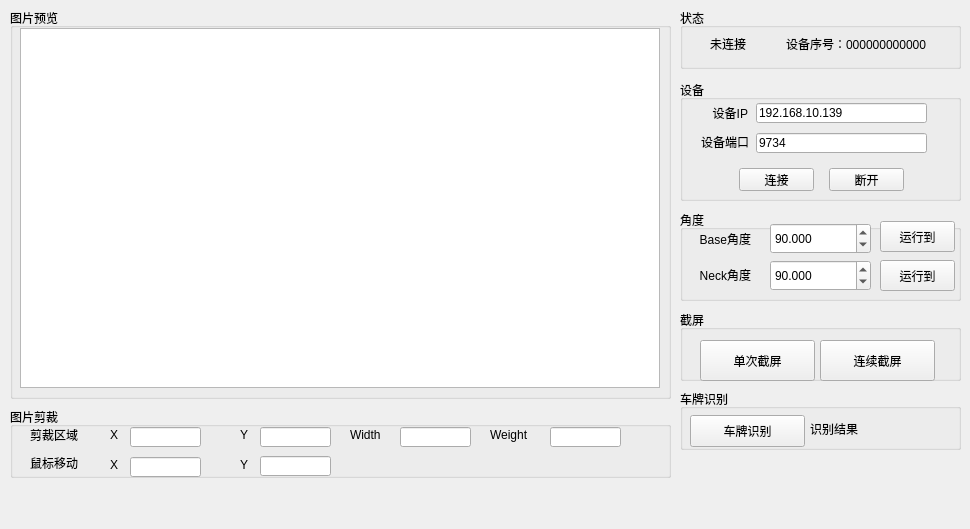
lorinx8/jfc-debugger-v2, file mainwindow.ui: the form before one commit.
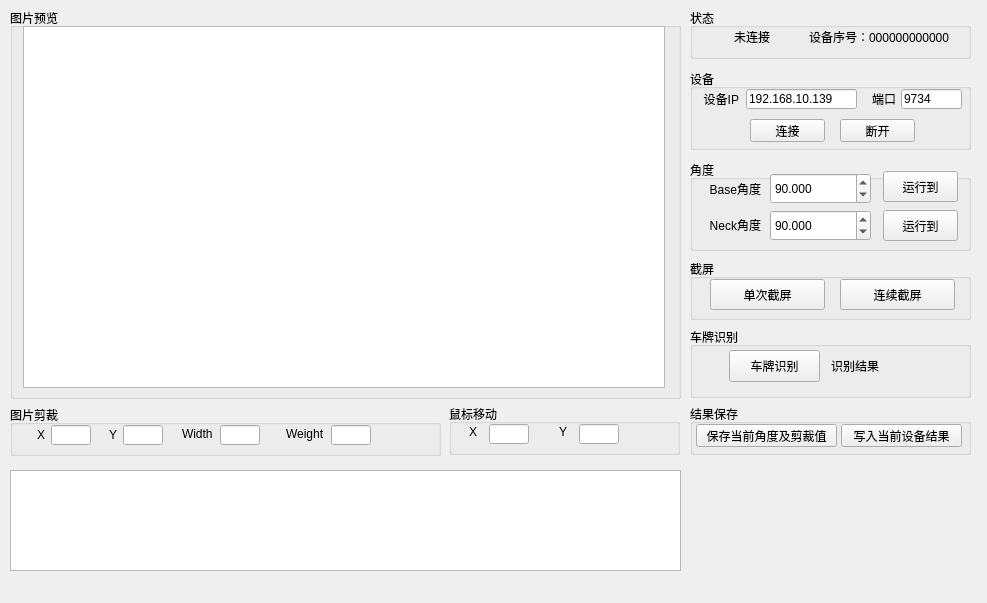
The form after the commit.

Patch:
```diff
--- a/mainwindow.ui
+++ b/mainwindow.ui
@@ -6,8 +6,8 @@
    <rect>
     <x>0</x>
     <y>0</y>
-    <width>970</width>
-    <height>529</height>
+    <width>987</width>
+    <height>603</height>
    </rect>
   </property>
   <property name="windowTitle">
@@ -17,10 +17,10 @@
    <widget class="QGroupBox" name="groupBox">
     <property name="geometry">
      <rect>
-      <x>680</x>
-      <y>80</y>
+      <x>690</x>
+      <y>69</y>
       <width>281</width>
-      <height>121</height>
+      <height>81</height>
      </rect>
     </property>
     <property name="title">
@@ -29,9 +29,9 @@
     <widget class="QLineEdit" name="lineEdit_srvPort">
      <property name="geometry">
       <rect>
-       <x>76</x>
-       <y>53</y>
-       <width>171</width>
+       <x>211</x>
+       <y>20</y>
+       <width>61</width>
        <height>20</height>
       </rect>
      </property>
@@ -45,9 +45,9 @@
     <widget class="QLineEdit" name="lineEdit_srvIp">
      <property name="geometry">
       <rect>
-       <x>76</x>
-       <y>23</y>
-       <width>171</width>
+       <x>56</x>
+       <y>20</y>
+       <width>111</width>
        <height>20</height>
       </rect>
      </property>
@@ -58,9 +58,9 @@
     <widget class="QLabel" name="label">
      <property name="geometry">
       <rect>
-       <x>7</x>
-       <y>23</y>
-       <width>61</width>
+       <x>8</x>
+       <y>20</y>
+       <width>41</width>
        <height>20</height>
       </rect>
      </property>
@@ -77,14 +77,14 @@
     <widget class="QLabel" name="label_2">
      <property name="geometry">
       <rect>
-       <x>18</x>
-       <y>52</y>
-       <width>51</width>
+       <x>175</x>
+       <y>20</y>
+       <width>31</width>
        <height>20</height>
       </rect>
      </property>
      <property name="text">
-      <string>设备端口</string>
+      <string>端口</string>
      </property>
      <property name="alignment">
       <set>Qt::AlignRight|Qt::AlignTrailing|Qt::AlignVCenter</set>
@@ -96,8 +96,8 @@
     <widget class="QPushButton" name="pushButton_srvConnect">
      <property name="geometry">
       <rect>
-       <x>59</x>
-       <y>88</y>
+       <x>60</x>
+       <y>50</y>
        <width>75</width>
        <height>23</height>
       </rect>
@@ -109,8 +109,8 @@
     <widget class="QPushButton" name="pushButton_srvDisConnect">
      <property name="geometry">
       <rect>
-       <x>149</x>
-       <y>88</y>
+       <x>150</x>
+       <y>50</y>
        <width>75</width>
        <height>23</height>
       </rect>
@@ -123,8 +123,8 @@
    <widget class="QGroupBox" name="groupBox_2">
     <property name="geometry">
      <rect>
-      <x>680</x>
-      <y>210</y>
+      <x>690</x>
+      <y>160</y>
       <width>281</width>
       <height>91</height>
      </rect>
@@ -176,7 +176,7 @@
     <widget class="QDoubleSpinBox" name="doubleSpinBox_baseAngle">
      <property name="geometry">
       <rect>
-       <x>90</x>
+       <x>80</x>
        <y>13</y>
        <width>101</width>
        <height>31</height>
@@ -201,7 +201,7 @@
     <widget class="QDoubleSpinBox" name="doubleSpinBox_neckAngle">
      <property name="geometry">
       <rect>
-       <x>90</x>
+       <x>80</x>
        <y>50</y>
        <width>101</width>
        <height>31</height>
@@ -223,7 +223,7 @@
     <widget class="QPushButton" name="pushButton_baseAngelRun">
      <property name="geometry">
       <rect>
-       <x>200</x>
+       <x>193</x>
        <y>11</y>
        <width>75</width>
        <height>31</height>
@@ -236,7 +236,7 @@
     <widget class="QPushButton" name="pushButton_neckAngleRun">
      <property name="geometry">
       <rect>
-       <x>200</x>
+       <x>193</x>
        <y>50</y>
        <width>75</width>
        <height>31</height>
@@ -251,9 +251,9 @@
     <property name="geometry">
      <rect>
       <x>10</x>
-      <y>407</y>
-      <width>661</width>
-      <height>71</height>
+      <y>405</y>
+      <width>431</width>
+      <height>51</height>
      </rect>
     </property>
     <property name="title">
@@ -262,8 +262,8 @@
     <widget class="QLabel" name="label_5">
      <property name="geometry">
       <rect>
-       <x>100</x>
-       <y>20</y>
+       <x>27</x>
+       <y>22</y>
        <width>16</width>
        <height>16</height>
       </rect>
@@ -275,8 +275,8 @@
     <widget class="QLabel" name="label_6">
      <property name="geometry">
       <rect>
-       <x>340</x>
-       <y>20</y>
+       <x>172</x>
+       <y>21</y>
        <width>31</width>
        <height>16</height>
       </rect>
@@ -288,8 +288,8 @@
     <widget class="QLabel" name="label_7">
      <property name="geometry">
       <rect>
-       <x>230</x>
-       <y>20</y>
+       <x>99</x>
+       <y>22</y>
        <width>16</width>
        <height>16</height>
       </rect>
@@ -301,8 +301,8 @@
     <widget class="QLabel" name="label_8">
      <property name="geometry">
       <rect>
-       <x>480</x>
-       <y>20</y>
+       <x>276</x>
+       <y>21</y>
        <width>41</width>
        <height>16</height>
       </rect>
@@ -314,9 +314,9 @@
     <widget class="QLineEdit" name="lineEdit_cropX">
      <property name="geometry">
       <rect>
-       <x>120</x>
+       <x>41</x>
        <y>20</y>
-       <width>71</width>
+       <width>40</width>
        <height>20</height>
       </rect>
      </property>
@@ -327,9 +327,9 @@
     <widget class="QLineEdit" name="lineEdit_cropY">
      <property name="geometry">
       <rect>
-       <x>250</x>
+       <x>113</x>
        <y>20</y>
-       <width>71</width>
+       <width>40</width>
        <height>20</height>
       </rect>
      </property>
@@ -340,9 +340,9 @@
     <widget class="QLineEdit" name="lineEdit_cropWidth">
      <property name="geometry">
       <rect>
-       <x>390</x>
+       <x>210</x>
        <y>20</y>
-       <width>71</width>
+       <width>40</width>
        <height>20</height>
       </rect>
      </property>
@@ -353,87 +353,9 @@
     <widget class="QLineEdit" name="lineEdit_cropWeight">
      <property name="geometry">
       <rect>
-       <x>540</x>
+       <x>321</x>
        <y>20</y>
-       <width>71</width>
-       <height>20</height>
-      </rect>
-     </property>
-     <property name="readOnly">
-      <bool>true</bool>
-     </property>
-    </widget>
-    <widget class="QLabel" name="label_11">
-     <property name="geometry">
-      <rect>
-       <x>20</x>
-       <y>20</y>
-       <width>59</width>
-       <height>16</height>
-      </rect>
-     </property>
-     <property name="text">
-      <string>剪裁区域</string>
-     </property>
-    </widget>
-    <widget class="QLabel" name="label_12">
-     <property name="geometry">
-      <rect>
-       <x>20</x>
-       <y>48</y>
-       <width>59</width>
-       <height>16</height>
-      </rect>
-     </property>
-     <property name="text">
-      <string>鼠标移动</string>
-     </property>
-    </widget>
-    <widget class="QLabel" name="label_13">
-     <property name="geometry">
-      <rect>
-       <x>100</x>
-       <y>50</y>
-       <width>16</width>
-       <height>16</height>
-      </rect>
-     </property>
-     <property name="text">
-      <string>X</string>
-     </property>
-    </widget>
-    <widget class="QLabel" name="label_14">
-     <property name="geometry">
-      <rect>
-       <x>230</x>
-       <y>50</y>
-       <width>16</width>
-       <height>16</height>
-      </rect>
-     </property>
-     <property name="text">
-      <string>Y</string>
-     </property>
-    </widget>
-    <widget class="QLineEdit" name="lineEdit_mouseX">
-     <property name="geometry">
-      <rect>
-       <x>120</x>
-       <y>50</y>
-       <width>71</width>
-       <height>20</height>
-      </rect>
-     </property>
-     <property name="readOnly">
-      <bool>true</bool>
-     </property>
-    </widget>
-    <widget class="QLineEdit" name="lineEdit_mouseY">
-     <property name="geometry">
-      <rect>
-       <x>250</x>
-       <y>49</y>
-       <width>71</width>
+       <width>40</width>
        <height>20</height>
       </rect>
      </property>
@@ -447,7 +369,7 @@
      <rect>
       <x>10</x>
       <y>8</y>
-      <width>661</width>
+      <width>671</width>
       <height>391</height>
      </rect>
     </property>
@@ -457,10 +379,10 @@
     <widget class="QGraphicsView" name="graphicsView">
      <property name="geometry">
       <rect>
-       <x>10</x>
-       <y>20</y>
-       <width>640</width>
-       <height>360</height>
+       <x>13</x>
+       <y>18</y>
+       <width>642</width>
+       <height>362</height>
       </rect>
      </property>
      <property name="baseSize">
@@ -477,10 +399,10 @@
    <widget class="QGroupBox" name="groupBox_5">
     <property name="geometry">
      <rect>
-      <x>680</x>
+      <x>690</x>
       <y>8</y>
       <width>281</width>
-      <height>61</height>
+      <height>51</height>
      </rect>
     </property>
     <property name="title">
@@ -489,8 +411,8 @@
     <widget class="QLabel" name="label_connState">
      <property name="geometry">
       <rect>
-       <x>30</x>
-       <y>30</y>
+       <x>44</x>
+       <y>23</y>
        <width>54</width>
        <height>12</height>
       </rect>
@@ -502,8 +424,8 @@
     <widget class="QLabel" name="label_serial">
      <property name="geometry">
       <rect>
-       <x>106</x>
-       <y>28</y>
+       <x>119</x>
+       <y>21</y>
        <width>141</width>
        <height>16</height>
       </rect>
@@ -516,10 +438,10 @@
    <widget class="QGroupBox" name="groupBox_6">
     <property name="geometry">
      <rect>
-      <x>680</x>
-      <y>310</y>
+      <x>690</x>
+      <y>259</y>
       <width>281</width>
-      <height>71</height>
+      <height>61</height>
      </rect>
     </property>
     <property name="title">
@@ -529,9 +451,9 @@
      <property name="geometry">
       <rect>
        <x>20</x>
-       <y>30</y>
+       <y>20</y>
        <width>115</width>
-       <height>41</height>
+       <height>31</height>
       </rect>
      </property>
      <property name="text">
@@ -541,10 +463,10 @@
     <widget class="QPushButton" name="pushButton_continuousScreenShot">
      <property name="geometry">
       <rect>
-       <x>140</x>
-       <y>30</y>
+       <x>150</x>
+       <y>20</y>
        <width>115</width>
-       <height>41</height>
+       <height>31</height>
       </rect>
      </property>
      <property name="text">
@@ -555,10 +477,10 @@
    <widget class="QGroupBox" name="groupBox_7">
     <property name="geometry">
      <rect>
-      <x>680</x>
-      <y>389</y>
+      <x>690</x>
+      <y>327</y>
       <width>281</width>
-      <height>61</height>
+      <height>71</height>
      </rect>
     </property>
     <property name="title">
@@ -567,9 +489,9 @@
     <widget class="QPushButton" name="pushButton_plateCheck">
      <property name="geometry">
       <rect>
-       <x>10</x>
-       <y>26</y>
-       <width>115</width>
+       <x>39</x>
+       <y>23</y>
+       <width>91</width>
        <height>32</height>
       </rect>
      </property>
@@ -580,9 +502,9 @@
     <widget class="QLabel" name="label_plateResult">
      <property name="geometry">
       <rect>
-       <x>130</x>
-       <y>32</y>
-       <width>59</width>
+       <x>141</x>
+       <y>31</y>
+       <width>131</width>
        <height>16</height>
       </rect>
      </property>
@@ -591,6 +513,120 @@
      </property>
     </widget>
    </widget>
+   <widget class="QGroupBox" name="groupBox_8">
+    <property name="geometry">
+     <rect>
+      <x>449</x>
+      <y>404</y>
+      <width>231</width>
+      <height>51</height>
+     </rect>
+    </property>
+    <property name="title">
+     <string>鼠标移动</string>
+    </property>
+    <widget class="QLineEdit" name="lineEdit_mouseY">
+     <property name="geometry">
+      <rect>
+       <x>130</x>
+       <y>20</y>
+       <width>40</width>
+       <height>20</height>
+      </rect>
+     </property>
+     <property name="readOnly">
+      <bool>true</bool>
+     </property>
+    </widget>
+    <widget class="QLineEdit" name="lineEdit_mouseX">
+     <property name="geometry">
+      <rect>
+       <x>40</x>
+       <y>20</y>
+       <width>40</width>
+       <height>20</height>
+      </rect>
+     </property>
+     <property name="readOnly">
+      <bool>true</bool>
+     </property>
+    </widget>
+    <widget class="QLabel" name="label_13">
+     <property name="geometry">
+      <rect>
+       <x>20</x>
+       <y>20</y>
+       <width>16</width>
+       <height>16</height>
+      </rect>
+     </property>
+     <property name="text">
+      <string>X</string>
+     </property>
+    </widget>
+    <widget class="QLabel" name="label_14">
+     <property name="geometry">
+      <rect>
+       <x>110</x>
+       <y>20</y>
+       <width>16</width>
+       <height>16</height>
+      </rect>
+     </property>
+     <property name="text">
+      <string>Y</string>
+     </property>
+    </widget>
+   </widget>
+   <widget class="QGroupBox" name="groupBox_9">
+    <property name="geometry">
+     <rect>
+      <x>690</x>
+      <y>404</y>
+      <width>281</width>
+      <height>51</height>
+     </rect>
+    </property>
+    <property name="title">
+     <string>结果保存</string>
+    </property>
+    <widget class="QPushButton" name="pushButton_saveCurAngle">
+     <property name="geometry">
+      <rect>
+       <x>6</x>
+       <y>20</y>
+       <width>141</width>
+       <height>23</height>
+      </rect>
+     </property>
+     <property name="text">
+      <string>保存当前角度及剪裁值</string>
+     </property>
+    </widget>
+    <widget class="QPushButton" name="pushButton_saveCurDevice">
+     <property name="geometry">
+      <rect>
+       <x>151</x>
+       <y>20</y>
+       <width>121</width>
+       <height>23</height>
+      </rect>
+     </property>
+     <property name="text">
+      <string>写入当前设备结果</string>
+     </property>
+    </widget>
+   </widget>
+   <widget class="QTableView" name="tableView">
+    <property name="geometry">
+     <rect>
+      <x>10</x>
+      <y>470</y>
+      <width>671</width>
+      <height>101</height>
+     </rect>
+    </property>
+   </widget>
   </widget>
   <widget class="QMenuBar" name="menuBar">
    <property name="geometry">
```
Left out of the diff: 4 changed lines with no effect on the pictures.
